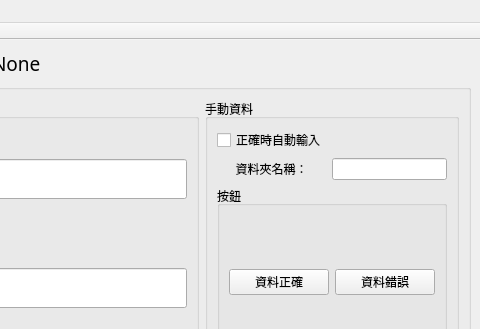
Old version of the form src/widget/ui/ui_mainwindow.ui in the repository IDK-Silver/Customize_OCR_Python; both pictures show x 548 to 1028 and y 0 to 329 of the 1028 by 503 pixel window.
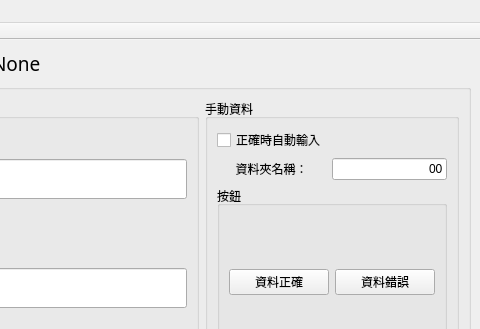
New version of the form.

The edit to the form file:
```diff
--- a/src/widget/ui/ui_mainwindow.ui
+++ b/src/widget/ui/ui_mainwindow.ui
@@ -287,7 +287,14 @@
                </widget>
               </item>
               <item row="1" column="1">
-               <widget class="QLineEdit" name="lineEdit_foldername"/>
+               <widget class="QLineEdit" name="lineEdit_foldername">
+                <property name="text">
+                 <string>00</string>
+                </property>
+                <property name="alignment">
+                 <set>Qt::AlignRight|Qt::AlignTrailing|Qt::AlignVCenter</set>
+                </property>
+               </widget>
               </item>
               <item row="0" column="0">
                <widget class="QCheckBox" name="checkBox_auto_write2excel">
```
Left out of the diff: 2 changed lines with no effect on the pictures.
